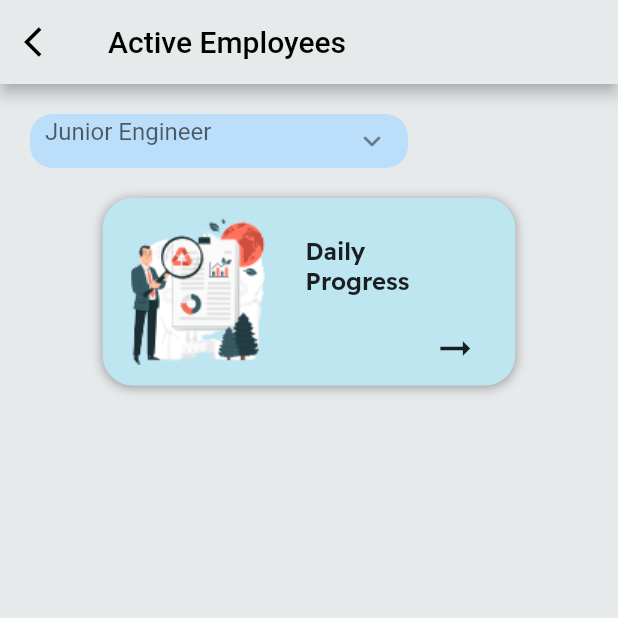
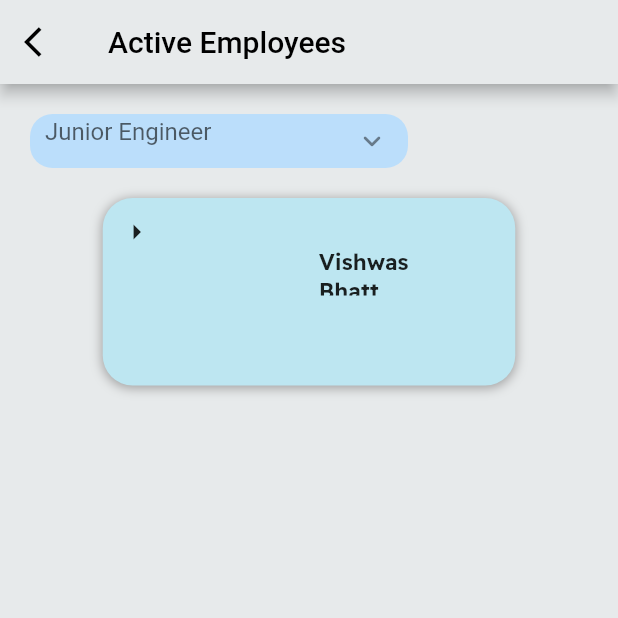
Before and after one commit to priyansh1211/4NerdyGuys, a Flutter app: the ActiveEmployees screen opened directly, on a phone screen of 412 x 824 dp, the top half of it. Run offline on Flutter 3.47's test engine with Material 2 defaults, Android fonts, the phone set to English and light mode, and no system bars; our stand-ins replace dropdown_button2, flutter_otp_text_field, get, percent_indicator; missing offline and left inert: otp_timer_button.

Commit message:
Employees Page Created.. changes are required

```diff
--- a/lib/pages/ActiveEmployees.dart
+++ b/lib/pages/ActiveEmployees.dart
@@ -69,22 +69,16 @@ class _ActiveEmployeesState extends State<ActiveEmployees> {
            ),
            child: Stack(
              children: [
-               const Positioned(
-                   top: 85,
-                   left: 220,
-                   child: Icon(
-                     Icons.arrow_right_alt_outlined,
-                     size: 30,
-                   )),
-               const Positioned(
-                 height: 40,
-                 width: 110,
+               Positioned(
+                 height: 32,
+                 width: 101,
                  right: 30,
                  bottom: 60,
+               //  top: 32,
                  child: Text(
-                   "Daily Progress Report",
+                   "Vishwas Bhatt",
                    style: TextStyle(
-                     fontSize: 16,
+                     fontSize: 15,
                      fontFamily: 'ReadexPro',
                      fontWeight: FontWeight.w600,
                      //color: Color(0xffBDE6F1),
@@ -93,10 +87,10 @@ class _ActiveEmployeesState extends State<ActiveEmployees> {
                ),
                Positioned(
                  top: 10,
-                 height: 101,
-                 width: 108,
+                 height: 25,
+                 width: 25,
                  left: 10,
-                 child: Image.asset('assets/images/report1.png'),
+                 child: Icon(Icons.arrow_right),
                ),
              ],
            ),
```
